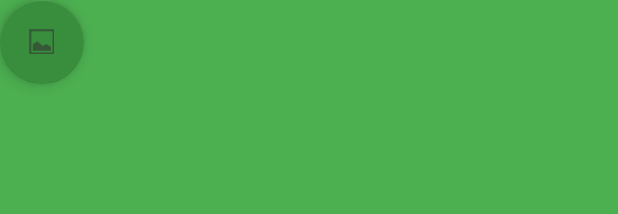
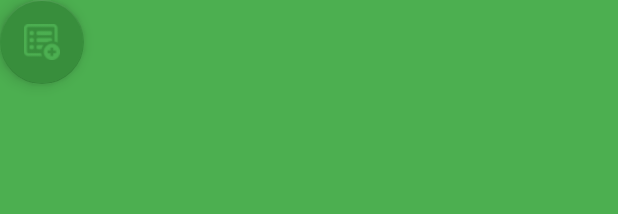
Before and after one commit to pacomf/SenderosLaPalma, an Android app: the layout activity_sendero_detail_with_image.xml on its own in the app's theme, with its tools: preview values and no code run, on a phone screen of 412 x 824 dp. Shown: the top 214 px of the screen. Run offline under Robolectric (Android 15) with nearby library versions, the phone set to English and light mode, and no system bars; plain views replace FloatingActionButton, ObservableScrollView.

Commit message:
Issue #3: Añade las imágenes en el menú del sendero.

```diff
--- a/android/PateaLaPalma/app/src/main/res/layout/activity_sendero_detail_with_image.xml
+++ b/android/PateaLaPalma/app/src/main/res/layout/activity_sendero_detail_with_image.xml
@@ -99,7 +99,7 @@
         android:layout_height="wrap_content"
         android:layout_gravity="left|top"
         android:scaleType="center"
-        android:src="@drawable/ic_action_picture"
+        android:src="@drawable/sendero_menu"
         app:fab_colorNormal="@color/floatButton"
         app:fab_colorPressed="@color/floatButtonPressed" />
 
```
Also changed, not shown: android/PateaLaPalma/app/src/main/java/com/jelcaf/pacomf/patealapalma/activity/SenderoDetailWithImageActivity.java (+5 -4 lines), android/PateaLaPalma/app/src/main/res/drawable/sendero_menu.png (added), android/PateaLaPalma/app/src/main/res/drawable/sendero_menu_clothes.png (added), android/PateaLaPalma/app/src/main/res/drawable/sendero_menu_comments.png (added), android/PateaLaPalma/app/src/main/res/drawable/sendero_menu_photo.png (added), android/PateaLaPalma/app/src/main/res/drawable/sendero_menu_rating.png (added).
